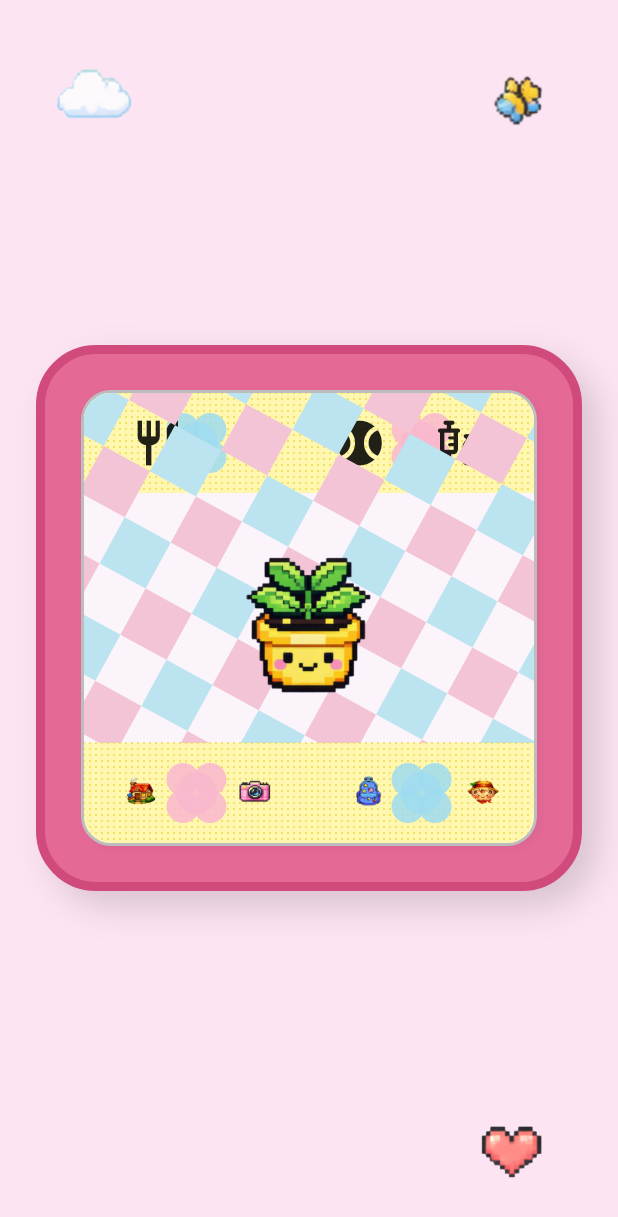
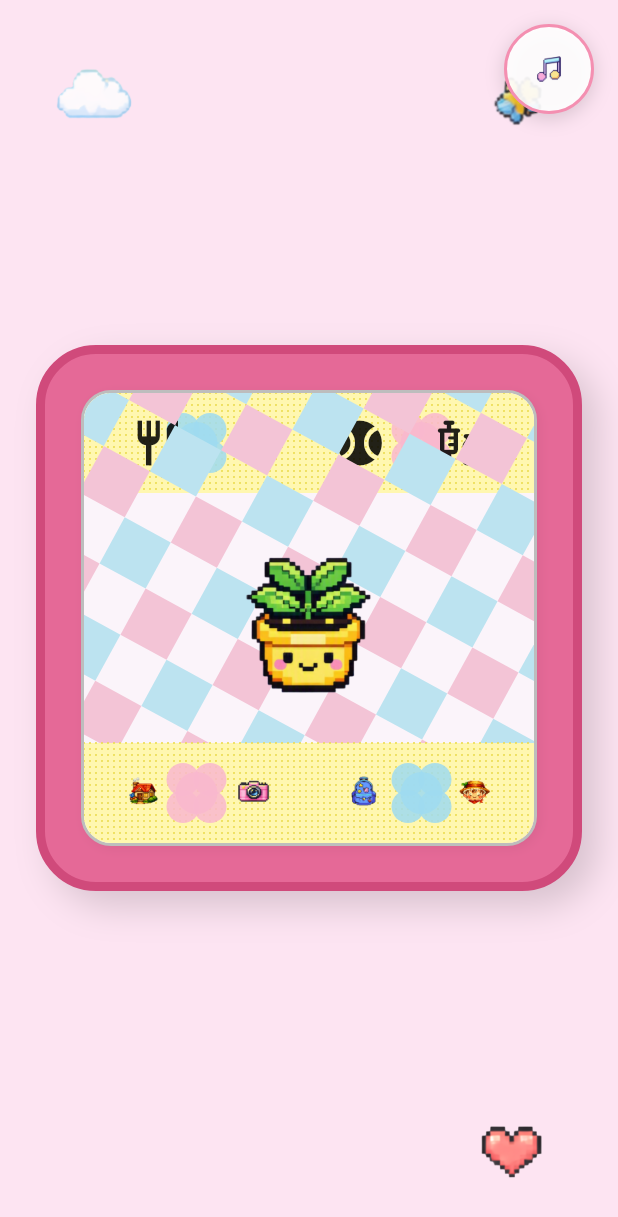
Before and after one commit to NUMBER1-POLIJExKNU/Mobile-PlantEmoji, a Flutter app: the screen it shows after launch, on a phone screen of 412 x 824 dp. Shown: the top 1217 px of the screen. Run offline on Flutter 3.47's test engine with Material 3 defaults, Android fonts, the phone set to English and light mode, and no system bars; our stand-ins replace audioplayers, camera; missing offline and left inert: tflite_flutter.

Commit message:
Add music bang biar kayak stardey valley

```diff
--- /dev/null
+++ b/assets/models/labels.txt
@@ -0,0 +1,2 @@
+0 Safe Environment
+1 Foreign Environment
--- a/lib/main.dart
+++ b/lib/main.dart
@@ -4,12 +4,38 @@ import 'dart:typed_data';
 
 import 'package:camera/camera.dart';
 import 'package:flutter/material.dart';
+import 'package:audioplayers/audioplayers.dart';
 import 'package:flutter/services.dart';
 import 'package:image/image.dart' as img;
 import 'package:tflite_flutter/tflite_flutter.dart';
 
-void main() {
+final AudioManager audioManager = AudioManager();
+
+class AudioManager {
+  final AudioPlayer _player = AudioPlayer();
+  final ValueNotifier<bool> muted = ValueNotifier<bool>(false);
+
+  Future<void> init() async {
+    try {
+      await _player.setReleaseMode(ReleaseMode.loop);
+      await _player.setSource(AssetSource('music/backsound-smartfarm.mp3'));
+      await _player.setVolume(1.0);
+      await _player.resume();
+    } catch (_) {
+      // Ignore audio initialization failures.
+    }
+  }
+
+  Future<void> toggleMute() async {
+    final shouldMute = !muted.value;
+    muted.value = shouldMute;
+    await _player.setVolume(shouldMute ? 0.0 : 1.0);
+  }
+}
+
+Future<void> main() async {
   WidgetsFlutterBinding.ensureInitialized();
+  await audioManager.init();
   runApp(const TamagotchiApp());
 }
 
@@ -149,6 +175,52 @@ class TamagotchiBackground extends StatelessWidget {
             child: Image.asset('assets/design/love.png', width: 74, height: 74),
           ),
         ),
+        Positioned(
+          top: 16,
+          right: 16,
+          child: ValueListenableBuilder<bool>(
+            valueListenable: audioManager.muted,
+            builder: (context, isMuted, child) {
+              return GestureDetector(
+                onTap: audioManager.toggleMute,
+                child: Container(
+                  width: 60,
+                  height: 60,
+                  decoration: BoxDecoration(
+                    color: Colors.white.withOpacity(0.92),
+                    shape: BoxShape.circle,
+                    border: Border.all(color: Colors.pink.shade200, width: 2),
+                    boxShadow: [
+                      BoxShadow(
+                        color: Colors.black.withOpacity(0.15),
+                        blurRadius: 10,
+                        offset: const Offset(0, 3),
+                      ),
+                    ],
+                  ),
+                  child: Stack(
+                    alignment: Alignment.center,
+                    children: [
+                      Image.asset('assets/music/music-logo.png', width: 42, height: 42),
+                      if (isMuted)
+                        Transform.rotate(
+                          angle: -0.4,
+                          child: Container(
+                            width: 44,
+                            height: 5,
+                            decoration: BoxDecoration(
+                              color: Colors.redAccent.withOpacity(0.95),
+                              borderRadius: BorderRadius.circular(4),
+                            ),
+                          ),
+                        ),
+                    ],
+                  ),
+                ),
+              );
+            },
+          ),
+        ),
         child,
       ],
     );
@@ -268,8 +340,8 @@ class _FooterIconButtonState extends State<FooterIconButton> {
         },
         child: AnimatedContainer(
           duration: const Duration(milliseconds: 150),
-          width: 76,
-          height: 76,
+          width: 68,
+          height: 68,
           curve: Curves.easeOut,
           transform: Matrix4.identity()
             ..scaleByDouble(
--- a/pubspec.yaml
+++ b/pubspec.yaml
@@ -37,6 +37,7 @@ dependencies:
   cupertino_icons: ^1.0.8
   image: ^4.9.1
   tflite_flutter: ^0.12.1
+  audioplayers: ^6.8.1
 
 dev_dependencies:
   flutter_test:
@@ -64,6 +65,7 @@ flutter:
     - assets/logo/
     - assets/design/
     - assets/models/
+    - assets/music/
   # assets:
   #   - images/a_dot_burr.jpeg
   #   - images/a_dot_ham.jpeg
```
Also changed, not shown: assets/logo/clock.png (added), assets/music/music-logo.png (added), flutter_01.png (added), pubspec.lock, 9 other files.
